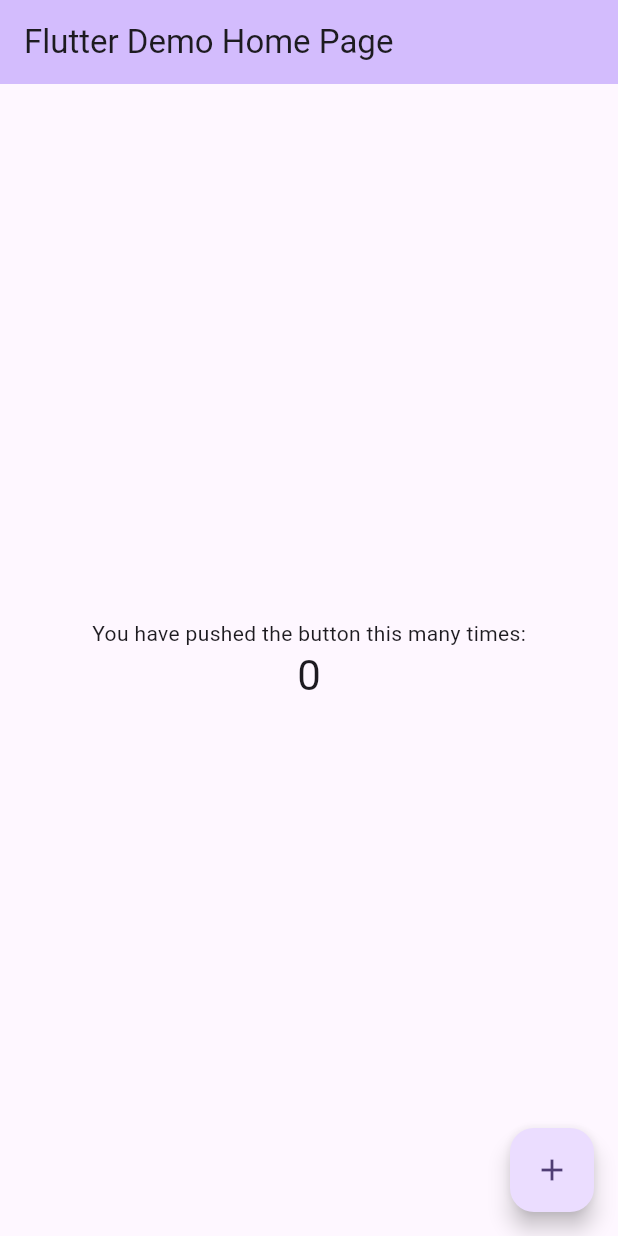
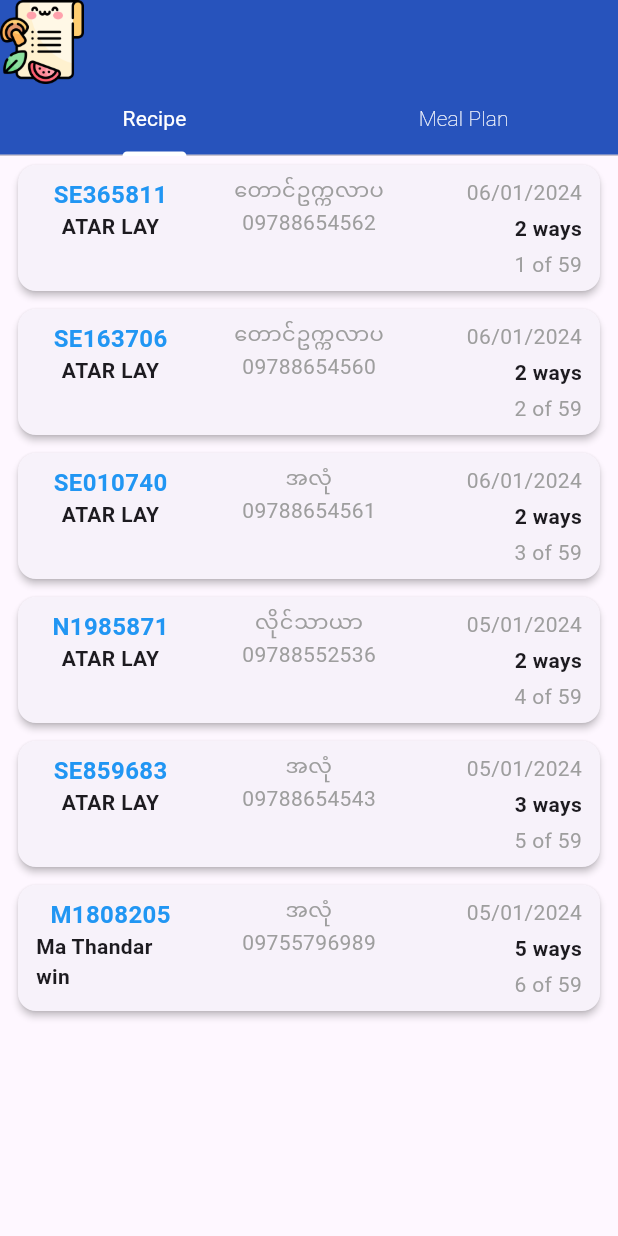
Before and after one commit to cholwin13/meal, a Flutter app: the screen it shows after launch, on a phone screen of 412 x 824 dp. Run offline on Flutter 3.47's test engine with Material 3 defaults, Android fonts, the phone set to English and light mode, and no system bars; our stand-ins replace go_router.

Commit message:
Home Screen Set up

```diff
--- /dev/null
+++ b/lib/data/dummyData/test_data.dart
@@ -0,0 +1,56 @@
+const List<Map<String, dynamic>> pickupData = [
+  {
+    'id': 'SE365811',
+    'name': 'ATAR LAY',
+    'phone': '09788654562',
+    'date': '06/01/2024',
+    'ways': '2 ways',
+    'location': 'တောင်ဥက္ကလာပ',
+    'count': '1 of 59'
+  },
+  {
+    'id': 'SE163706',
+    'name': 'ATAR LAY',
+    'phone': '09788654560',
+    'date': '06/01/2024',
+    'ways': '2 ways',
+    'location': 'တောင်ဥက္ကလာပ',
+    'count': '2 of 59'
+  },
+  {
+    'id': 'SE010740',
+    'name': 'ATAR LAY',
+    'phone': '09788654561',
+    'date': '06/01/2024',
+    'ways': '2 ways',
+    'location': 'အလုံ',
+    'count': '3 of 59'
+  },
+  {
+    'id': 'N1985871',
+    'name': 'ATAR LAY',
+    'phone': '09788552536',
+    'date': '05/01/2024',
+    'ways': '2 ways',
+    'location': 'လိုင်သာယာ',
+    'count': '4 of 59'
+  },
+  {
+    'id': 'SE859683',
+    'name': 'ATAR LAY',
+    'phone': '09788654543',
+    'date': '05/01/2024',
+    'ways': '3 ways',
+    'location': 'အလုံ',
+    'count': '5 of 59'
+  },
+  {
+    'id': 'M1808205',
+    'name': 'Ma Thandar win',
+    'phone': '09755796989',
+    'date': '05/01/2024',
+    'ways': '5 ways',
+    'location': 'အလုံ',
+    'count': '6 of 59'
+  }
+];
--- a/lib/main.dart
+++ b/lib/main.dart
@@ -1,4 +1,6 @@
 import 'package:flutter/material.dart';
+import 'package:meal/resources/routes.dart';
+import 'package:meal/ui/screen/homeScreen.dart';
 
 void main() {
   runApp(const MyApp());
@@ -7,64 +9,12 @@ void main() {
 class MyApp extends StatelessWidget {
   const MyApp({super.key});
 
-  // This widget is the root of your application.
   @override
   Widget build(BuildContext context) {
-    return MaterialApp(
-      title: 'Flutter Demo',
-      theme: ThemeData(
-        colorScheme: ColorScheme.fromSeed(seedColor: Colors.deepPurple),
-        useMaterial3: true,
-      ),
-      home: const MyHomePage(title: 'Flutter Demo Home Page'),
+    return MaterialApp.router(
+      routerConfig: goRouter,
+      debugShowCheckedModeBanner: false,
+      // home: HomeScreen(),
     );
   }
 }
-
-class MyHomePage extends StatefulWidget {
-  const MyHomePage({super.key, required this.title});
-
-  final String title;
-
-  @override
-  State<MyHomePage> createState() => _MyHomePageState();
-}
-
-class _MyHomePageState extends State<MyHomePage> {
-  int _counter = 0;
-
-  void _incrementCounter() {
-    setState(() {
-      _counter++;
-    });
-  }
-
-  @override
-  Widget build(BuildContext context) {
-    return Scaffold(
-      appBar: AppBar(
-        backgroundColor: Theme.of(context).colorScheme.inversePrimary,
-        title: Text(widget.title),
-      ),
-      body: Center(
-        child: Column(
-          mainAxisAlignment: MainAxisAlignment.center,
-          children: <Widget>[
-            const Text(
-              'You have pushed the button this many times:',
-            ),
-            Text(
-              '$_counter',
-              style: Theme.of(context).textTheme.headlineMedium,
-            ),
-          ],
-        ),
-      ),
-      floatingActionButton: FloatingActionButton(
-        onPressed: _incrementCounter,
-        tooltip: 'Increment',
-        child: const Icon(Icons.add),
-      ),
-    );
-  }
-}
--- /dev/null
+++ b/lib/resources/app_images.dart
@@ -0,0 +1,5 @@
+const String imagePath = "assets/images";
+
+class AppImages {
+  static const String logo = "$imagePath/recipe.png";
+}
--- /dev/null
+++ b/lib/resources/app_strings.dart
@@ -0,0 +1,4 @@
+class AppStrings {
+  static const String recipe = "Recipe";
+  static const String mealPlan = "Meal Plan";
+}
--- /dev/null
+++ b/lib/resources/routes.dart
@@ -0,0 +1,22 @@
+import 'package:go_router/go_router.dart';
+import 'package:meal/ui/screen/homeScreen.dart';
+
+enum Routes {
+  home("home", "/");
+
+  const Routes(this.name, this.path);
+
+  final String name;
+  final String path;
+}
+
+final GoRouter goRouter = GoRouter(
+  initialLocation: '/',
+  routes: [
+    GoRoute(
+        name: Routes.home.name,
+        path: Routes.home.path,
+        builder: (context, state) => const HomeScreen(),
+    ),
+  ],
+);
--- /dev/null
+++ b/lib/ui/screen/homeScreen.dart
@@ -0,0 +1,67 @@
+import 'package:flutter/material.dart';
+import 'package:meal/data/dummyData/test_data.dart';
+import 'package:meal/resources/app_color.dart';
+import 'package:meal/resources/app_images.dart';
+import 'package:meal/resources/app_strings.dart';
+import 'package:meal/resources/dimens.dart';
+
+import '../widget/pickup_list_widget.dart';
+
+class HomeScreen extends StatefulWidget {
+  const HomeScreen({super.key});
+
+  @override
+  State<HomeScreen> createState() => _HomeScreenState();
+}
+
+class _HomeScreenState extends State<HomeScreen> {
+
+  final List<Widget> _tabs = [
+    const PickUpList(),
+    const PickUpCompleteList(),
+  ];
+
+  @override
+  Widget build(BuildContext context) {
+    return DefaultTabController(
+      length: _tabs.length,
+      child: Scaffold(
+        appBar: AppBar(
+          backgroundColor: context.appColors.colorPrimary,
+          // automaticallyImplyLeading: false,
+          leading: Image.asset(AppImages.logo, width: kMarginSmall_3, height: kMarginSmall_3,),
+          bottom: TabBar(
+            indicatorColor: Colors.white,
+            labelStyle: TextStyle(color: Colors.white, fontWeight: FontWeight.w400),  //For Selected tab
+            unselectedLabelStyle: TextStyle(color: Colors.white, fontWeight: FontWeight.w200),
+            tabs: [
+              Tab(text: AppStrings.recipe),
+              Tab(text: AppStrings.mealPlan),
+            ],
+          ),
+        ),
+        body: TabBarView(
+            children: _tabs
+        ),
+      ),
+    );
+  }
+}
+
+class PickUpList extends StatelessWidget {
+  const PickUpList({super.key});
+
+  @override
+  Widget build(BuildContext context) {
+    return const PickupListWidget(listData: pickupData,);
+  }
+}
+
+class PickUpCompleteList extends StatelessWidget {
+  const PickUpCompleteList({super.key});
+
+  @override
+  Widget build(BuildContext context) {
+    return const PickupListWidget(listData: pickupData,);
+  }
+}
--- /dev/null
+++ b/lib/ui/widget/pickup_list_widget.dart
@@ -0,0 +1,83 @@
+import 'package:flutter/material.dart';
+
+class PickupListWidget extends StatelessWidget {
+  final List<Map<String, dynamic>> listData;
+  const PickupListWidget({super.key, required this.listData});
+
+  @override
+  Widget build(BuildContext context) {
+    return ListView.builder(
+      itemCount: listData.length,
+      itemBuilder: (context, index) {
+        final item = listData[index];
+        return Card(
+          margin: const EdgeInsets.symmetric(horizontal: 12, vertical: 6),
+          elevation: 2,
+          child: Padding(
+            padding: const EdgeInsets.symmetric(vertical: 8.0, horizontal: 12.0),
+            child: Row(
+              crossAxisAlignment: CrossAxisAlignment.start,
+              children: [
+                Expanded(
+                  flex: 3,
+                  child: Column(
+                    children: [
+                      Text(
+                        item['id'],
+                        style: const TextStyle(
+                            color: Colors.blue,
+                            fontWeight: FontWeight.bold,
+                            fontSize: 16),
+                      ),
+                      Text(
+                        item['name'],
+                        style: const TextStyle(fontWeight: FontWeight.bold),
+                      ),
+                    ],
+                  ),
+                ),
+                Expanded(
+                  flex: 5,
+                  child: Column(
+                    children: [
+                      Text(
+                        item['location'],
+                        style: TextStyle(color: Colors.grey),
+                      ),
+                      Text(
+                        item['phone'],
+                        style: TextStyle(color: Colors.grey),
+                      ),
+                    ],
+                  ),
+                ),
+                Expanded(
+                  flex: 3,
+                  child: Column(
+                    crossAxisAlignment: CrossAxisAlignment.end,
+                    children: [
+                      Text(
+                        item['date'],
+                        style: TextStyle(color: Colors.grey),
+                      ),
+                      SizedBox(height: 4),
+                      Text(
+                        item['ways'],
+                        style: TextStyle(fontWeight: FontWeight.bold),
+                      ),
+                      SizedBox(height: 4),
+                      Text(
+                        item['count'],
+                        style: TextStyle(color: Colors.grey),
+                      ),
+                    ],
+                  ),
+                ),
+              ],
+            ),
+          ),
+        );
+      },
+    );
+  }
+}
```
Also changed, not shown: lib/resources/app_color.dart (added, +158 -0 lines), lib/resources/dimens.dart (added, +19 -0 lines), pubspec.yaml (+8 -4 lines), assets/images/halo-halo.png (added), assets/images/images.jpeg (added), assets/images/recipe.png (added), lib/injector.dart (added), pubspec.lock.
